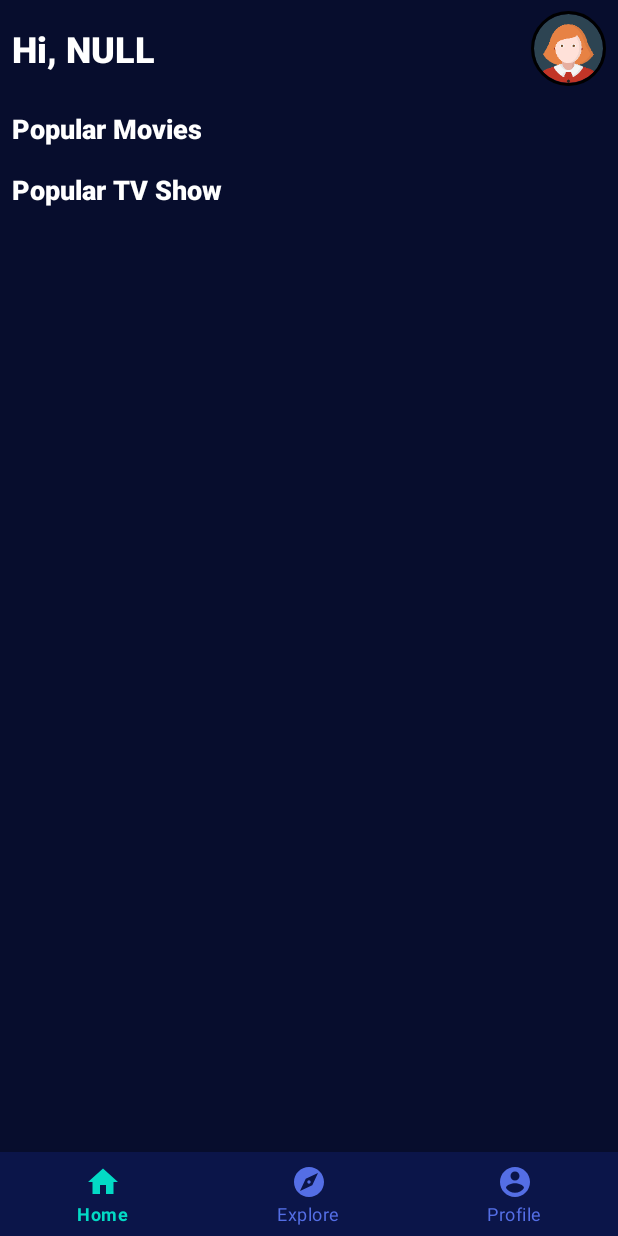
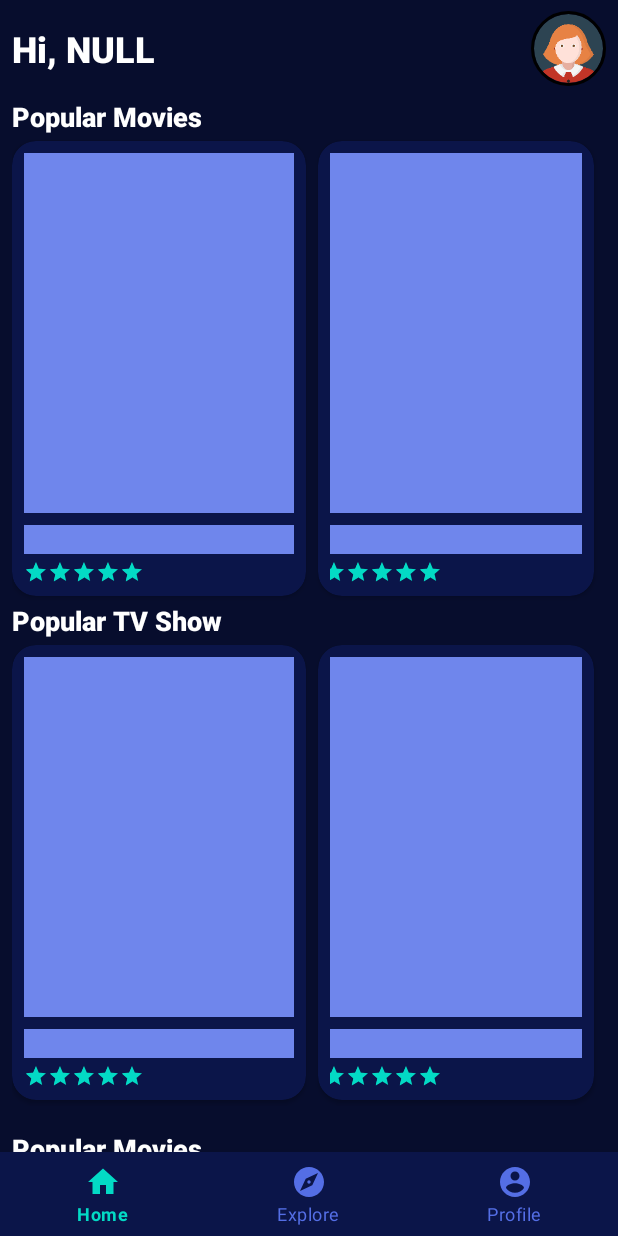
Before and after one commit to andifauzy7/Submission3-Jetpack-Dicoding, an Android app: the screen it shows after launch (MainActivity), on a phone screen of 412 x 824 dp. Run offline under Robolectric (Android 15) with nearby library versions, the phone set to English and light mode, and no system bars; our stand-ins replace CircleImageView, Shimmer, navigation-ui; libraries missing offline, so code that uses them is left out: androidx.test.espresso; pictures from the network do not load; 2 statements that could not run were skipped.

Commit message:
Shimmer Home

```diff
--- a/app/build.gradle
+++ b/app/build.gradle
@@ -49,6 +49,7 @@ dependencies {
     implementation 'androidx.navigation:navigation-fragment-ktx:2.3.5'
     implementation 'androidx.navigation:navigation-ui-ktx:2.3.5'
     implementation 'androidx.legacy:legacy-support-v4:1.0.0'
+    implementation 'com.facebook.shimmer:shimmer:0.1.0@aar'
     implementation "com.github.bumptech.glide:glide:$glideVersion"
     implementation "de.hdodenhof:circleimageview:$circleImageVersion"
 
--- a/app/src/main/java/com/example/cinema/ui/home/HomeFragment.kt
+++ b/app/src/main/java/com/example/cinema/ui/home/HomeFragment.kt
@@ -32,6 +32,11 @@ class HomeFragment : Fragment() {
         return fragmentHomeBinding.root
     }
 
+    override fun onResume() {
+        super.onResume()
+        fragmentHomeBinding.shimmerFrameLayout.startShimmerAnimation()
+    }
+
     @SuppressLint("SetTextI18n")
     override fun onViewCreated(view: View, savedInstanceState: Bundle?) {
         super.onViewCreated(view, savedInstanceState)
@@ -58,9 +63,7 @@ class HomeFragment : Fragment() {
             viewModel = ViewModelProvider(this, factory)[HomeViewModel::class.java]
             val moviesAdapterPopular = MoviesAdapter()
             EspressoIdlingResource.increment()
-            fragmentHomeBinding.progressBar.visibility = View.VISIBLE
             viewModel.getMoviesPopular().observe(viewLifecycleOwner, { movies ->
-                fragmentHomeBinding.progressBar.visibility = View.GONE
                 EspressoIdlingResource.decrement()
                 if (movies.status == Resource.Status.SUCCESS) {
                     moviesAdapterPopular.setMovies(movies.data)
@@ -73,11 +76,11 @@ class HomeFragment : Fragment() {
 
             val tvShowAdapterPopular = TVShowAdapter()
             EspressoIdlingResource.increment()
-            fragmentHomeBinding.progressBar.visibility = View.VISIBLE
             viewModel.getTVShowPopular().observe(viewLifecycleOwner, { show ->
                 EspressoIdlingResource.decrement()
-                fragmentHomeBinding.progressBar.visibility = View.GONE
                 if (show.status == Resource.Status.SUCCESS) {
+                    fragmentHomeBinding.shimmerFrameLayout.stopShimmerAnimation()
+                    fragmentHomeBinding.shimmerFrameLayout.visibility = View.GONE
                     tvShowAdapterPopular.setShow(show.data!!)
                     tvShowAdapterPopular.notifyDataSetChanged()
                 }
@@ -85,6 +88,7 @@ class HomeFragment : Fragment() {
                     Toast.makeText(context, "Error : " + show.message, Toast.LENGTH_LONG).show()
                 }
             })
+
 
             with(fragmentHomeBinding.rvPopular) {
                 layoutManager = LinearLayoutManager(context, LinearLayoutManager.HORIZONTAL, false)
--- a/app/src/main/res/layout/fragment_home.xml
+++ b/app/src/main/res/layout/fragment_home.xml
@@ -14,14 +14,54 @@
         android:orientation="horizontal"
         tools:context=".ui.home.HomeFragment">
 
-        <ProgressBar
-            android:id="@+id/progress_bar"
-            android:layout_width="wrap_content"
+        <com.facebook.shimmer.ShimmerFrameLayout
+            android:id="@+id/shimmerFrameLayout"
+            android:layout_width="0dp"
             android:layout_height="wrap_content"
-            app:layout_constraintBottom_toBottomOf="parent"
-            app:layout_constraintEnd_toEndOf="parent"
-            app:layout_constraintStart_toStartOf="parent"
-            app:layout_constraintTop_toTopOf="parent" />
+            android:layout_marginTop="8dp"
+            app:layout_constraintEnd_toEndOf="@+id/profile_image_home"
+            app:layout_constraintStart_toStartOf="@+id/tv_greeting"
+            app:layout_constraintTop_toBottomOf="@+id/profile_image_home">
+
+            <LinearLayout
+                android:layout_width="match_parent"
+                android:layout_height="match_parent"
+                android:orientation="vertical">
+                <TextView
+                    android:id="@+id/tv_popular_movies_shimmer"
+                    android:layout_width="match_parent"
+                    android:layout_height="wrap_content"
+                    android:fontFamily="sans-serif-black"
+                    android:text="@string/popular_movies"
+                    android:textColor="@color/white"
+                    android:textSize="18sp" />
+                <LinearLayout
+                    android:layout_width="match_parent"
+                    android:layout_height="match_parent"
+                    android:orientation="horizontal">
+                    <include layout="@layout/item_movies_shimmer" />
+                    <include layout="@layout/item_movies_shimmer" />
+                    <include layout="@layout/item_movies_shimmer" />
+                </LinearLayout>
+                <TextView
+                    android:id="@+id/tv_popular_tv_shimmer"
+                    android:layout_width="match_parent"
+                    android:layout_height="wrap_content"
+                    android:fontFamily="sans-serif-black"
+                    android:text="@string/popular_tv_show"
+                    android:textColor="@color/white"
+                    android:textSize="18sp" />
+                <LinearLayout
+                    android:layout_width="match_parent"
+                    android:layout_height="match_parent"
+                    android:orientation="horizontal">
+                    <include layout="@layout/item_movies_shimmer" />
+                    <include layout="@layout/item_movies_shimmer" />
+                    <include layout="@layout/item_movies_shimmer" />
+                </LinearLayout>
+            </LinearLayout>
+
+        </com.facebook.shimmer.ShimmerFrameLayout>
 
         <TextView
             android:id="@+id/tv_greeting"
@@ -39,6 +79,23 @@
             app:layout_constraintStart_toStartOf="parent"
             app:layout_constraintTop_toTopOf="parent" />
 
+        <de.hdodenhof.circleimageview.CircleImageView
+            android:id="@+id/profile_image_home"
+            android:layout_width="50dp"
+            android:layout_height="50dp"
+            android:layout_marginEnd="8dp"
+            android:layout_marginRight="8dp"
+            app:civ_border_color="#FF000000"
+            app:civ_border_width="2dp"
+            app:layout_constraintBottom_toBottomOf="@+id/tv_greeting"
+            app:layout_constraintEnd_toEndOf="parent"
+            app:layout_constraintHorizontal_bias="0.5"
+            app:layout_constraintStart_toEndOf="@+id/tv_greeting"
+            app:layout_constraintTop_toTopOf="@+id/tv_greeting"
+            tools:src="@tools:sample/backgrounds/scenic" />
+
+        <!-- Tampilan Data -->
+
         <TextView
             android:id="@+id/tv_popular_movies"
             android:layout_width="0dp"
@@ -54,7 +111,7 @@
             android:textSize="18sp"
             app:layout_constraintEnd_toEndOf="parent"
             app:layout_constraintStart_toStartOf="parent"
-            app:layout_constraintTop_toBottomOf="@+id/profile_image_home" />
+            app:layout_constraintTop_toBottomOf="@+id/shimmerFrameLayout" />
 
         <TextView
             android:id="@+id/tv_popular_tv"
@@ -92,20 +149,5 @@
             app:layout_constraintStart_toStartOf="@+id/tv_popular_tv"
             app:layout_constraintTop_toBottomOf="@+id/tv_popular_tv" />
 
-        <de.hdodenhof.circleimageview.CircleImageView
-            android:id="@+id/profile_image_home"
-            android:layout_width="50dp"
-            android:layout_height="50dp"
-            android:layout_marginEnd="8dp"
-            android:layout_marginRight="8dp"
-            app:civ_border_color="#FF000000"
-            app:civ_border_width="2dp"
-            app:layout_constraintBottom_toBottomOf="@+id/tv_greeting"
-            app:layout_constraintEnd_toEndOf="parent"
-            app:layout_constraintHorizontal_bias="0.5"
-            app:layout_constraintStart_toEndOf="@+id/tv_greeting"
-            app:layout_constraintTop_toTopOf="@+id/tv_greeting"
-            tools:src="@tools:sample/backgrounds/scenic" />
-
     </androidx.constraintlayout.widget.ConstraintLayout>
 </ScrollView>
--- /dev/null
+++ b/app/src/main/res/layout/item_movies_shimmer.xml
@@ -0,0 +1,61 @@
+<?xml version="1.0" encoding="utf-8"?>
+<androidx.cardview.widget.CardView xmlns:android="http://schemas.android.com/apk/res/android"
+    xmlns:app="http://schemas.android.com/apk/res-auto"
+    xmlns:tools="http://schemas.android.com/tools"
+    android:id="@+id/cv_item_movies"
+    android:layout_width="wrap_content"
+    android:layout_height="wrap_content"
+    android:layout_marginTop="4dp"
+    android:layout_marginEnd="8dp"
+    android:layout_marginRight="8dp"
+    android:layout_marginBottom="4dp"
+    app:cardBackgroundColor="@color/navy_half"
+    app:cardCornerRadius="16dp">
+
+    <androidx.constraintlayout.widget.ConstraintLayout
+        android:id="@+id/item_movies_container"
+        android:layout_width="match_parent"
+        android:layout_height="match_parent"
+        android:layout_margin="8dp">
+
+        <ImageView
+            android:id="@+id/img_movies_poster"
+            android:layout_width="180dp"
+            android:layout_height="240dp"
+            android:src="@color/blue_light"
+            app:layout_constraintBottom_toTopOf="@+id/tv_movies_title"
+            app:layout_constraintEnd_toEndOf="parent"
+            app:layout_constraintHorizontal_bias="0.5"
+            app:layout_constraintStart_toStartOf="parent"
+            app:layout_constraintTop_toTopOf="parent"
+            tools:ignore="ContentDescription" />
+
+        <RatingBar
+            android:id="@+id/rating_movies"
+            style="?android:attr/ratingBarStyleSmall"
+            android:layout_width="wrap_content"
+            android:layout_height="wrap_content"
+            android:layout_marginTop="4dp"
+            android:numStars="5"
+            android:rating="5"
+            app:layout_constraintBottom_toBottomOf="parent"
+            app:layout_constraintStart_toStartOf="@+id/tv_movies_title"
+            app:layout_constraintTop_toBottomOf="@+id/tv_movies_title" />
+
+        <TextView
+            android:id="@+id/tv_movies_title"
+            android:layout_width="0dp"
+            android:layout_height="wrap_content"
+            android:layout_marginTop="8dp"
+            android:background="@color/blue_light"
+            android:fontFamily="sans-serif-black"
+            android:maxLines="1"
+            android:textColor="@color/white"
+            app:layout_constraintBottom_toTopOf="@+id/rating_movies"
+            app:layout_constraintEnd_toEndOf="parent"
+            app:layout_constraintHorizontal_bias="0.5"
+            app:layout_constraintStart_toStartOf="@+id/img_movies_poster"
+            app:layout_constraintTop_toBottomOf="@+id/img_movies_poster" />
+
+    </androidx.constraintlayout.widget.ConstraintLayout>
+</androidx.cardview.widget.CardView>
--- a/app/src/main/res/values/colors.xml
+++ b/app/src/main/res/values/colors.xml
@@ -8,4 +8,6 @@
     <color name="teal_700">#FF018786</color>
     <color name="black">#FF000000</color>
     <color name="white">#FFFFFFFF</color>
+    <color name="grey">#dddddd</color>
+
 </resources>
```
